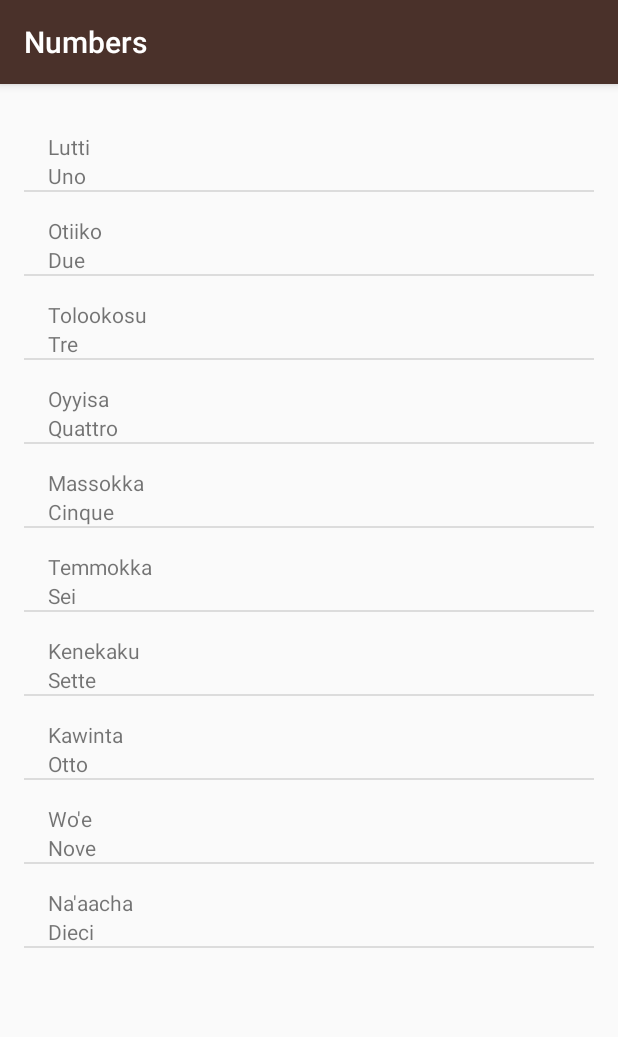
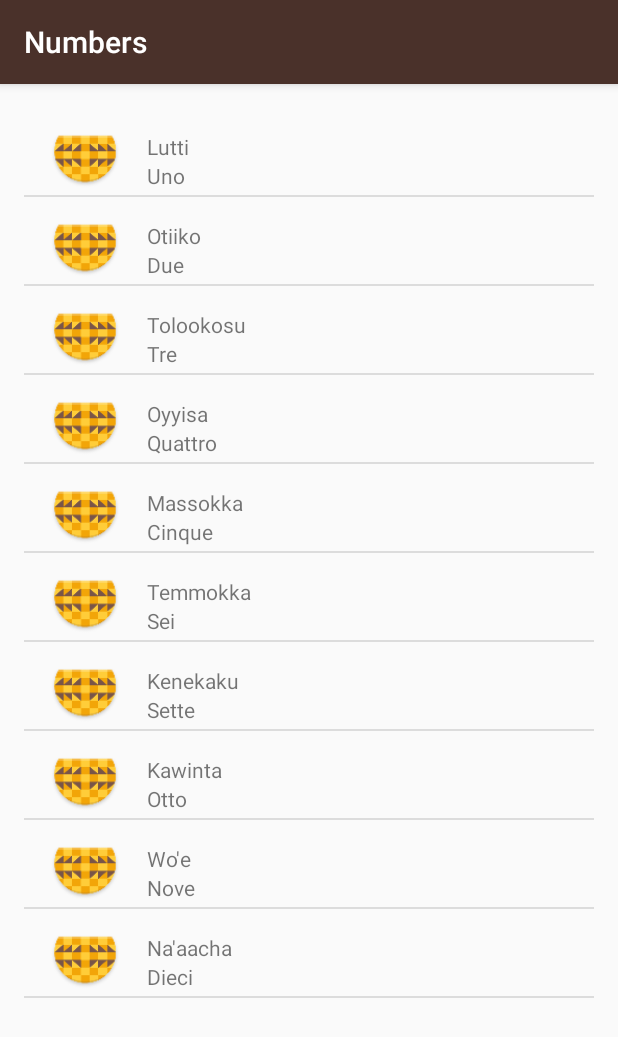
Before and after one commit to Mavericksb/Miwok, an Android app: the NumbersActivity screen opened directly, with no data from a screen before it, on a phone screen of 412 x 824 dp. Shown: the top 1037 px of the screen. Run offline under Robolectric (Android 15) with nearby library versions, the light colour scheme and no system bars.

Commit message:
Adding image to list_item and grouped ListView under word_list.xml, deleted all other activity except activity_main.xml. to be continued

```diff
--- a/app/src/main/res/layout/list_item.xml
+++ b/app/src/main/res/layout/list_item.xml
@@ -1,17 +1,27 @@
 <?xml version="1.0" encoding="utf-8"?>
 <LinearLayout xmlns:android="http://schemas.android.com/apk/res/android"
     xmlns:tools="http://schemas.android.com/tools"
-    android:orientation="vertical" android:layout_width="match_parent"
+    android:orientation="horizontal" android:layout_width="match_parent"
     android:layout_height="match_parent"
     android:id="@+id/numbers_text_view"
     android:paddingLeft="16dp"
+    android:paddingTop="8dp"
     >
 
+    <ImageView
+        android:layout_width="50dp"
+        android:layout_height="50dp"
+        android:src="@mipmap/ic_launcher"/>
+<LinearLayout
+    android:layout_width="match_parent"
+    android:layout_height="wrap_content"
+    android:orientation="vertical"
+    android:paddingLeft="16dp">
     <TextView
         android:layout_width="match_parent"
         android:layout_height="wrap_content"
         android:id="@+id/miwok_text_view"
-        android:paddingTop="16dp"
+        android:paddingTop="8dp"
 
         tools:text="miwok"/>
 
@@ -23,3 +33,6 @@
         tools:text="italiano"/>
 
 </LinearLayout>
+
+
+</LinearLayout>
```
